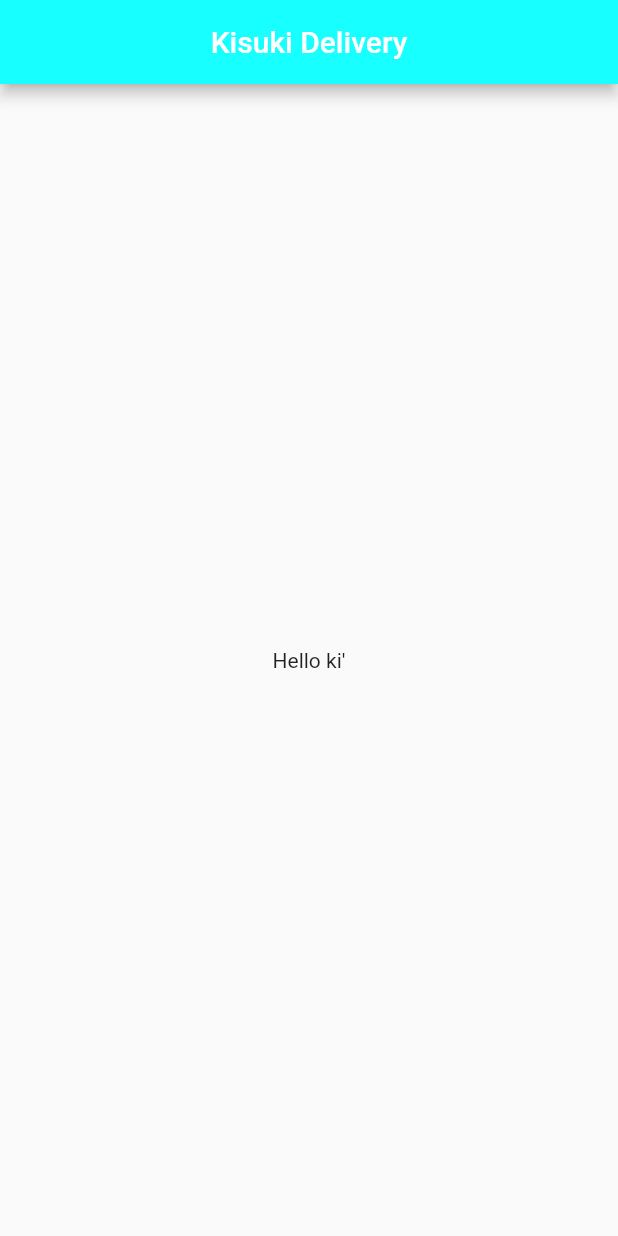
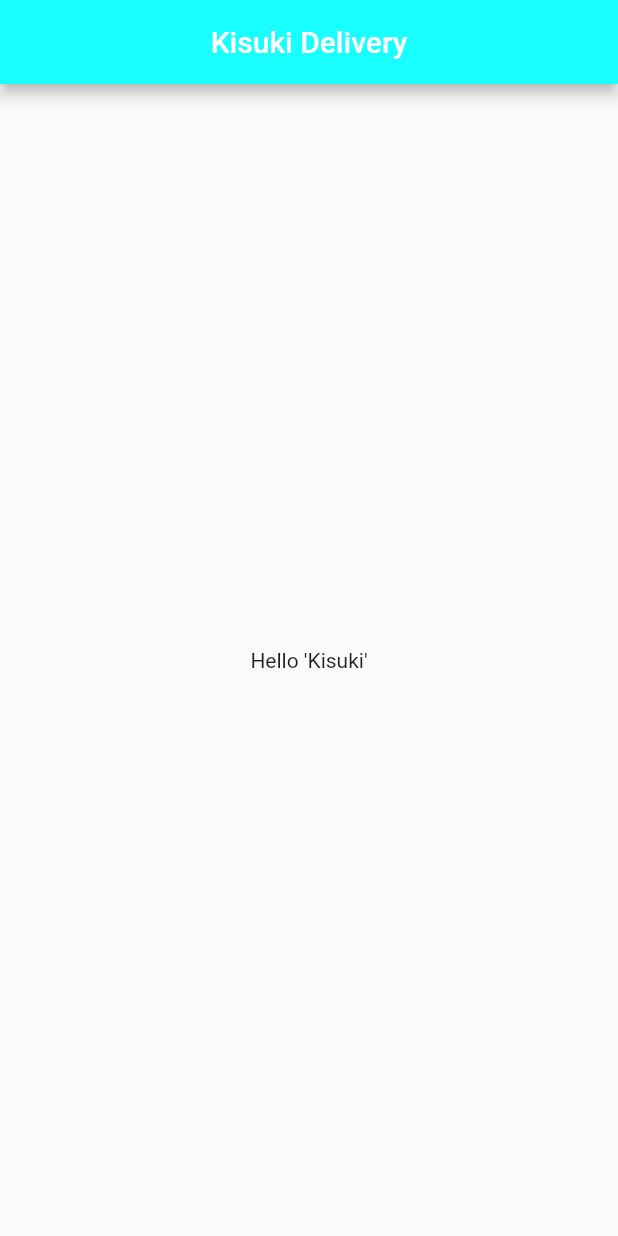
Before and after one commit to jmicha3l15/kisuki_app, a Flutter app: the screen it shows after launch, on a phone screen of 412 x 824 dp. Run offline on Flutter 3.47's test engine with Material 2 defaults, Android fonts, the phone set to English and light mode, and no system bars.

Commit message:
2nd commit

```diff
--- a/lib/main.dart
+++ b/lib/main.dart
@@ -8,7 +8,7 @@ void main() => runApp(MaterialApp(
      backgroundColor: Colors.cyanAccent,
    ),
     body: const Center(
-      child: Text("Hello ki'"),
+      child: Text("Hello 'Kisuki'"),
     ),
  ),
 ));
```
